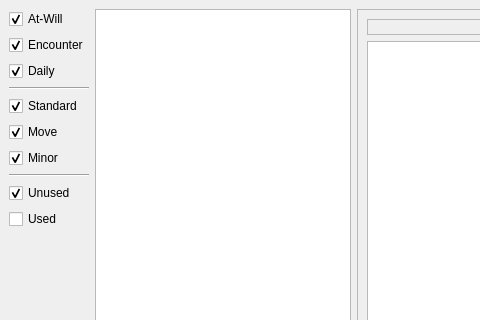
Before: the Qt Designer form gui/mainWindow.ui in bpittman/pydnd, drawn with Qt 5; both pictures show x 0 to 480 and y 0 to 320 of the 800 by 600 pixel window.
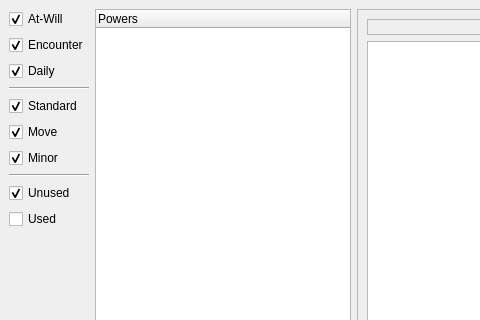
After: the same form once the commit is applied.

Commit message: Use a QTreeWidget for powers instead of a QListWidget

Diff of the .ui file:
```diff
--- a/gui/mainWindow.ui
+++ b/gui/mainWindow.ui
@@ -159,16 +159,6 @@
       </item>
      </layout>
     </item>
-    <item row="0" column="1" rowspan="6">
-     <widget class="QListWidget" name="powersList">
-      <property name="sizePolicy">
-       <sizepolicy hsizetype="MinimumExpanding" vsizetype="Expanding">
-        <horstretch>0</horstretch>
-        <verstretch>0</verstretch>
-       </sizepolicy>
-      </property>
-     </widget>
-    </item>
     <item row="0" column="2" rowspan="6">
      <widget class="QFrame" name="powerFrame">
       <property name="sizePolicy">
@@ -294,6 +284,21 @@
       </property>
      </spacer>
     </item>
+    <item row="0" column="1" rowspan="6">
+     <widget class="QTreeWidget" name="powersTree">
+      <property name="sizePolicy">
+       <sizepolicy hsizetype="MinimumExpanding" vsizetype="Expanding">
+        <horstretch>0</horstretch>
+        <verstretch>0</verstretch>
+       </sizepolicy>
+      </property>
+      <column>
+       <property name="text">
+        <string>Powers</string>
+       </property>
+      </column>
+     </widget>
+    </item>
    </layout>
   </widget>
   <widget class="QMenuBar" name="menubar">
```
The commit also changes 1 other file.
